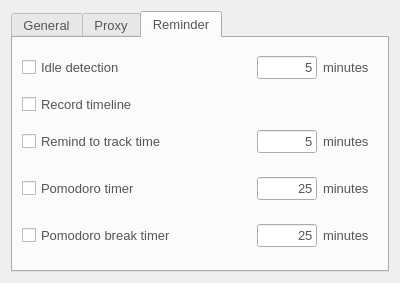
This is src/ui/linux/TogglDesktop/preferencesdialog.ui in toggl-open-source/toggldesktop as Qt 5 draws it before an edit. The edited form follows.
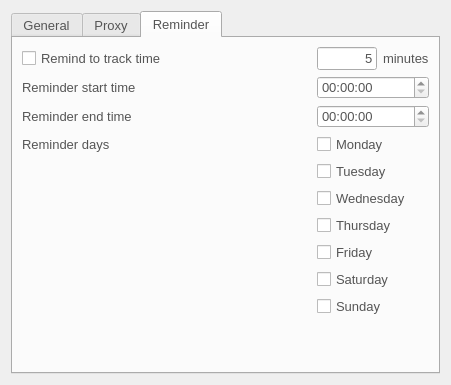
This is the edited form. The open tabs and pages were chosen to show the change.

Commit message: Shift preferences around to reflect other platforms (linux)

```diff
--- a/src/ui/linux/TogglDesktop/preferencesdialog.ui
+++ b/src/ui/linux/TogglDesktop/preferencesdialog.ui
@@ -6,8 +6,8 @@
    <rect>
     <x>0</x>
     <y>0</y>
-    <width>400</width>
-    <height>283</height>
+    <width>451</width>
+    <height>385</height>
    </rect>
   </property>
   <property name="windowTitle">
@@ -16,7 +16,7 @@
   <property name="styleSheet">
    <string notr="true">color:rgb(85, 85, 85);font-size:13px;</string>
   </property>
-  <layout class="QVBoxLayout" name="verticalLayout">
+  <layout class="QVBoxLayout" name="verticalLayout_3">
    <item>
     <widget class="QTabWidget" name="tabWidget">
      <property name="currentIndex">
@@ -26,34 +26,21 @@
       <attribute name="title">
        <string>General</string>
       </attribute>
-      <layout class="QVBoxLayout" name="verticalLayout_4">
-       <item>
-        <widget class="QFrame" name="ContinueStopHFrame">
-         <layout class="QHBoxLayout" name="continueStopShortcuts">
-          <property name="leftMargin">
-           <number>0</number>
-          </property>
-          <item>
+      <layout class="QGridLayout" name="gridLayout_4" columnstretch="1,0,0">
+       <item row="0" column="0" colspan="3">
+        <widget class="QGroupBox" name="shortcutsGroupBox">
+         <property name="title">
+          <string>Shortcuts</string>
+         </property>
+         <layout class="QGridLayout" name="gridLayout_2" rowstretch="0,0,0" columnstretch="1,0,0">
+          <item row="0" column="0">
            <widget class="QLabel" name="continueStopLabel">
             <property name="text">
              <string>Continue/Stop timer</string>
             </property>
            </widget>
           </item>
-          <item>
-           <spacer name="continueStopHSpacer">
-            <property name="orientation">
-             <enum>Qt::Horizontal</enum>
-            </property>
-            <property name="sizeHint" stdset="0">
-             <size>
-              <width>40</width>
-              <height>20</height>
-             </size>
-            </property>
-           </spacer>
-          </item>
-          <item>
+          <item row="0" column="1">
            <widget class="QPushButton" name="continueStopButton">
             <property name="font">
              <font>
@@ -65,7 +52,7 @@
             </property>
            </widget>
           </item>
-          <item>
+          <item row="0" column="2">
            <widget class="QPushButton" name="continueStopClear">
             <property name="maximumSize">
              <size>
@@ -84,36 +71,14 @@
             </property>
            </widget>
           </item>
-         </layout>
-        </widget>
-       </item>
-       <item>
-        <widget class="QFrame" name="ShowHideHFrame">
-         <layout class="QHBoxLayout" name="showHideShortcuts">
-          <property name="leftMargin">
-           <number>0</number>
-          </property>
-          <item>
+          <item row="1" column="0">
            <widget class="QLabel" name="showHideLabel">
             <property name="text">
              <string>Show/Hide Toggl</string>
             </property>
            </widget>
           </item>
-          <item>
-           <spacer name="showHIdeHSpacer">
-            <property name="orientation">
-             <enum>Qt::Horizontal</enum>
-            </property>
-            <property name="sizeHint" stdset="0">
-             <size>
-              <width>40</width>
-              <height>20</height>
-             </size>
-            </property>
-           </spacer>
-          </item>
-          <item>
+          <item row="1" column="1">
            <widget class="QPushButton" name="showHideButton">
             <property name="font">
              <font>
@@ -125,7 +90,7 @@
             </property>
            </widget>
           </item>
-          <item>
+          <item row="1" column="2">
            <widget class="QPushButton" name="showHideClear">
             <property name="maximumSize">
              <size>
@@ -144,20 +109,147 @@
             </property>
            </widget>
           </item>
+          <item row="2" column="0">
+           <widget class="QCheckBox" name="focusAppOnShortcut">
+            <property name="styleSheet">
+             <string notr="true">color:rgb(85, 85, 85);</string>
+            </property>
+            <property name="text">
+             <string>Focus app on shortcut</string>
+            </property>
+           </widget>
+          </item>
          </layout>
         </widget>
        </item>
-       <item>
-        <widget class="QCheckBox" name="focusAppOnShortcut">
+       <item row="1" column="0" colspan="3">
+        <widget class="QGroupBox" name="groupBox">
+         <property name="title">
+          <string>Pomodoro</string>
+         </property>
+         <layout class="QGridLayout" name="gridLayout_3" columnstretch="1,0,0">
+          <item row="0" column="0">
+           <widget class="QCheckBox" name="pomodoroTimer">
+            <property name="styleSheet">
+             <string notr="true">color:rgb(85, 85, 85);</string>
+            </property>
+            <property name="text">
+             <string>Pomodoro timer</string>
+            </property>
+           </widget>
+          </item>
+          <item row="0" column="1">
+           <widget class="QLineEdit" name="pomodoroMinutes">
+            <property name="maximumSize">
+             <size>
+              <width>60</width>
+              <height>16777215</height>
+             </size>
+            </property>
+            <property name="text">
+             <string>25</string>
+            </property>
+            <property name="maxLength">
+             <number>3</number>
+            </property>
+            <property name="alignment">
+             <set>Qt::AlignRight|Qt::AlignTrailing|Qt::AlignVCenter</set>
+            </property>
+           </widget>
+          </item>
+          <item row="0" column="2">
+           <widget class="QLabel" name="pomodoroMinutesLabel">
+            <property name="text">
+             <string>minutes</string>
+            </property>
+           </widget>
+          </item>
+          <item row="1" column="0">
+           <widget class="QCheckBox" name="pomodoroBreakTimer">
+            <property name="styleSheet">
+             <string notr="true">color:rgb(85, 85, 85);</string>
+            </property>
+            <property name="text">
+             <string>Pomodoro break timer</string>
+            </property>
+           </widget>
+          </item>
+          <item row="1" column="1">
+           <widget class="QLineEdit" name="pomodoroBreakMinutes">
+            <property name="maximumSize">
+             <size>
+              <width>60</width>
+              <height>16777215</height>
+             </size>
+            </property>
+            <property name="text">
+             <string>25</string>
+            </property>
+            <property name="maxLength">
+             <number>3</number>
+            </property>
+            <property name="alignment">
+             <set>Qt::AlignRight|Qt::AlignTrailing|Qt::AlignVCenter</set>
+            </property>
+           </widget>
+          </item>
+          <item row="1" column="2">
+           <widget class="QLabel" name="pomodoroBreakMinutesLabel">
+            <property name="text">
+             <string>minutes</string>
+            </property>
+           </widget>
+          </item>
+         </layout>
+        </widget>
+       </item>
+       <item row="2" column="0">
+        <widget class="QCheckBox" name="idleDetection">
          <property name="styleSheet">
           <string notr="true">color:rgb(85, 85, 85);</string>
          </property>
          <property name="text">
-          <string>Focus app on shortcut</string>
+          <string>Idle detection</string>
          </property>
         </widget>
        </item>
-       <item>
+       <item row="2" column="1">
+        <widget class="QLineEdit" name="idleMinutes">
+         <property name="maximumSize">
+          <size>
+           <width>60</width>
+           <height>16777215</height>
+          </size>
+         </property>
+         <property name="text">
+          <string>5</string>
+         </property>
+         <property name="maxLength">
+          <number>3</number>
+         </property>
+         <property name="alignment">
+          <set>Qt::AlignRight|Qt::AlignTrailing|Qt::AlignVCenter</set>
+         </property>
+        </widget>
+       </item>
+       <item row="2" column="2">
+        <widget class="QLabel" name="idleMinutesLabel">
+         <property name="text">
+          <string>minutes</string>
+         </property>
+        </widget>
+       </item>
+       <item row="3" column="0">
+        <widget class="QCheckBox" name="recordTimeline">
+         <property name="styleSheet">
+          <string notr="true">color:rgb(85, 85, 85);</string>
+         </property>
+         <property name="text">
+          <string>Record timeline</string>
+         </property>
+        </widget>
+       </item>
+       <item row="4" column="1">
         <spacer name="verticalSpacer_3">
          <property name="orientation">
           <enum>Qt::Vertical</enum>
@@ -207,9 +299,6 @@
             <property name="text">
              <string>&amp;Host</string>
             </property>
-            <property name="buddy">
-             <cstring>idleDetectionSettings</cstring>
-            </property>
            </widget>
           </item>
           <item row="0" column="1">
@@ -271,250 +360,87 @@
       <attribute name="title">
        <string>Reminder</string>
       </attribute>
-      <layout class="QVBoxLayout" name="verticalLayout_3">
-       <item>
-        <widget class="QFrame" name="idleDetectionSettings">
-         <layout class="QHBoxLayout" name="horizontalLayout">
-          <property name="leftMargin">
-           <number>0</number>
-          </property>
-          <item>
-           <widget class="QCheckBox" name="idleDetection">
-            <property name="styleSheet">
-             <string notr="true">color:rgb(85, 85, 85);</string>
-            </property>
-            <property name="text">
-             <string>Idle detection</string>
-            </property>
-           </widget>
-          </item>
-          <item>
-           <spacer name="horizontalSpacer">
-            <property name="orientation">
-             <enum>Qt::Horizontal</enum>
-            </property>
-            <property name="sizeHint" stdset="0">
-             <size>
-              <width>40</width>
-              <height>20</height>
-             </size>
-            </property>
-           </spacer>
-          </item>
-          <item>
-           <widget class="QLineEdit" name="idleMinutes">
-            <property name="maximumSize">
-             <size>
-              <width>60</width>
-              <height>16777215</height>
-             </size>
-            </property>
-            <property name="text">
-             <string>5</string>
-            </property>
-            <property name="maxLength">
-             <number>3</number>
-            </property>
-            <property name="alignment">
-             <set>Qt::AlignRight|Qt::AlignTrailing|Qt::AlignVCenter</set>
-            </property>
-           </widget>
-          </item>
-          <item>
-           <widget class="QLabel" name="idleMinutesLabel">
-            <property name="text">
-             <string>minutes</string>
-            </property>
-           </widget>
-          </item>
-         </layout>
-        </widget>
-       </item>
-       <item>
-        <widget class="QCheckBox" name="recordTimeline">
+      <layout class="QGridLayout" name="gridLayout" columnstretch="3,0,0">
+       <item row="0" column="0">
+        <widget class="QCheckBox" name="remindToTrackTime">
          <property name="styleSheet">
           <string notr="true">color:rgb(85, 85, 85);</string>
          </property>
          <property name="text">
-          <string>Record timeline</string>
+          <string>Remind to track time</string>
          </property>
         </widget>
        </item>
-       <item>
-        <widget class="QFrame" name="TrackingReminderHFrame">
-         <layout class="QHBoxLayout" name="reminderSettings">
-          <property name="leftMargin">
-           <number>0</number>
-          </property>
-          <item>
-           <widget class="QCheckBox" name="remindToTrackTime">
-            <property name="styleSheet">
-             <string notr="true">color:rgb(85, 85, 85);</string>
-            </property>
-            <property name="text">
-             <string>Remind to track time</string>
-            </property>
-           </widget>
-          </item>
-          <item>
-           <spacer name="reminderHSpacer">
-            <property name="orientation">
-             <enum>Qt::Horizontal</enum>
-            </property>
-            <property name="sizeHint" stdset="0">
-             <size>
-              <width>40</width>
-              <height>20</height>
-             </size>
-            </property>
-           </spacer>
-          </item>
-          <item>
-           <widget class="QLineEdit" name="reminderMinutes">
-            <property name="maximumSize">
-             <size>
-              <width>60</width>
-              <height>16777215</height>
-             </size>
-            </property>
-            <property name="text">
-             <string>5</string>
-            </property>
-            <property name="maxLength">
-             <number>3</number>
-            </property>
-            <property name="alignment">
-             <set>Qt::AlignRight|Qt::AlignTrailing|Qt::AlignVCenter</set>
-            </property>
-           </widget>
-          </item>
-          <item>
-           <widget class="QLabel" name="reminderMinutesLabel">
-            <property name="text">
-             <string>minutes</string>
-            </property>
-           </widget>
-          </item>
-         </layout>
+       <item row="3" column="1" colspan="2">
+        <widget class="QCheckBox" name="dayCheckbox_1">
+         <property name="text">
+          <string>Monday</string>
+         </property>
         </widget>
        </item>
-       <item>
-        <widget class="QFrame" name="PomodoroHFrame">
-         <layout class="QHBoxLayout" name="pomodoroSettings">
-          <property name="leftMargin">
-           <number>0</number>
-          </property>
-          <item>
-           <widget class="QCheckBox" name="pomodoroTimer">
-            <property name="styleSheet">
-             <string notr="true">color:rgb(85, 85, 85);</string>
-            </property>
-            <property name="text">
-             <string>Pomodoro timer</string>
-            </property>
-           </widget>
-          </item>
-          <item>
-           <spacer name="pomodoroHSpacer">
-            <property name="orientation">
-             <enum>Qt::Horizontal</enum>
-            </property>
-            <property name="sizeHint" stdset="0">
-             <size>
-              <width>40</width>
-              <height>20</height>
-             </size>
-            </property>
-           </spacer>
-          </item>
-          <item>
-           <widget class="QLineEdit" name="pomodoroMinutes">
-            <property name="maximumSize">
-             <size>
-              <width>60</width>
-              <height>16777215</height>
-             </size>
-            </property>
-            <property name="text">
-             <string>25</string>
-            </property>
-            <property name="maxLength">
-             <number>3</number>
-            </property>
-            <property name="alignment">
-             <set>Qt::AlignRight|Qt::AlignTrailing|Qt::AlignVCenter</set>
-            </property>
-           </widget>
-          </item>
-          <item>
-           <widget class="QLabel" name="pomodoroMinutesLabel">
-            <property name="text">
-             <string>minutes</string>
-            </property>
-           </widget>
-          </item>
-         </layout>
+       <item row="9" column="1" colspan="2">
+        <widget class="QCheckBox" name="dayCheckbox_7">
+         <property name="text">
+          <string>Sunday</string>
+         </property>
         </widget>
        </item>
-       <item>
-        <widget class="QFrame" name="PomodoroBreakHFrame">
-         <layout class="QHBoxLayout" name="pomodoroBreakSettings">
-          <property name="leftMargin">
-           <number>0</number>
-          </property>
-          <item>
-           <widget class="QCheckBox" name="pomodoroBreakTimer">
-            <property name="styleSheet">
-             <string notr="true">color:rgb(85, 85, 85);</string>
-            </property>
-            <property name="text">
-             <string>Pomodoro break timer</string>
-            </property>
-           </widget>
-          </item>
-          <item>
-           <spacer name="pomodoroBreakHSpacer">
-            <property name="orientation">
-             <enum>Qt::Horizontal</enum>
-            </property>
-            <property name="sizeHint" stdset="0">
-             <size>
-              <width>40</width>
-              <height>20</height>
-             </size>
-            </property>
-           </spacer>
-          </item>
-          <item>
-           <widget class="QLineEdit" name="pomodoroBreakMinutes">
-            <property name="maximumSize">
-             <size>
-              <width>60</width>
-              <height>16777215</height>
-             </size>
-            </property>
-            <property name="text">
-             <string>25</string>
-            </property>
-            <property name="maxLength">
-             <number>3</number>
-            </property>
-            <property name="alignment">
-             <set>Qt::AlignRight|Qt::AlignTrailing|Qt::AlignVCenter</set>
-            </property>
-           </widget>
-          </item>
-          <item>
-           <widget class="QLabel" name="pomodoroBreakMinutesLabel">
-            <property name="text">
-             <string>minutes</string>
-            </property>
-           </widget>
-          </item>
-         </layout>
+       <item row="3" column="0">
+        <widget class="QLabel" name="reminderDaysLabel">
+         <property name="text">
+          <string>Reminder days</string>
+         </property>
         </widget>
        </item>
-       <item>
+       <item row="1" column="0">
+        <widget class="QLabel" name="reminderStartTimeLabel">
+         <property name="text">
+          <string>Reminder start time</string>
+         </property>
+        </widget>
+       </item>
+       <item row="5" column="1" colspan="2">
+        <widget class="QCheckBox" name="dayCheckbox_3">
+         <property name="text">
+          <string>Wednesday</string>
+         </property>
+        </widget>
+       </item>
+       <item row="8" column="1" colspan="2">
+        <widget class="QCheckBox" name="dayCheckbox_6">
+         <property name="text">
+          <string>Saturday</string>
+         </property>
+        </widget>
+       </item>
+       <item row="7" column="1" colspan="2">
+        <widget class="QCheckBox" name="dayCheckbox_5">
+         <property name="text">
+          <string>Friday</string>
+         </property>
+        </widget>
+       </item>
+       <item row="1" column="1" colspan="2">
+        <widget class="QTimeEdit" name="reminderStartTimeEdit"/>
+       </item>
+       <item row="2" column="1" colspan="2">
+        <widget class="QTimeEdit" name="reminderEndTimeEdit"/>
+       </item>
+       <item row="4" column="1" colspan="2">
+        <widget class="QCheckBox" name="dayCheckbox_2">
+         <property name="text">
+          <string>Tuesday</string>
+         </property>
+        </widget>
+       </item>
+       <item row="6" column="1" colspan="2">
+        <widget class="QCheckBox" name="dayCheckbox_4">
+         <property name="text">
+          <string>Thursday</string>
+         </property>
+        </widget>
+       </item>
+       <item row="10" column="0" colspan="3">
         <spacer name="verticalSpacer_2">
          <property name="orientation">
           <enum>Qt::Vertical</enum>
@@ -527,6 +453,39 @@
          </property>
         </spacer>
        </item>
+       <item row="2" column="0">
+        <widget class="QLabel" name="reminderEndTimeLabel">
+         <property name="text">
+          <string>Reminder end time</string>
+         </property>
+        </widget>
+       </item>
+       <item row="0" column="2">
+        <widget class="QLabel" name="reminderMinutesLabel">
+         <property name="text">
+          <string>minutes</string>
+         </property>
+        </widget>
+       </item>
+       <item row="0" column="1">
+        <widget class="QLineEdit" name="reminderMinutes">
+         <property name="maximumSize">
+          <size>
+           <width>60</width>
+           <height>16777215</height>
+          </size>
+         </property>
+         <property name="text">
+          <string>5</string>
+         </property>
+         <property name="maxLength">
+          <number>3</number>
+         </property>
+         <property name="alignment">
+          <set>Qt::AlignRight|Qt::AlignTrailing|Qt::AlignVCenter</set>
+         </property>
+        </widget>
+       </item>
       </layout>
      </widget>
     </widget>
```
